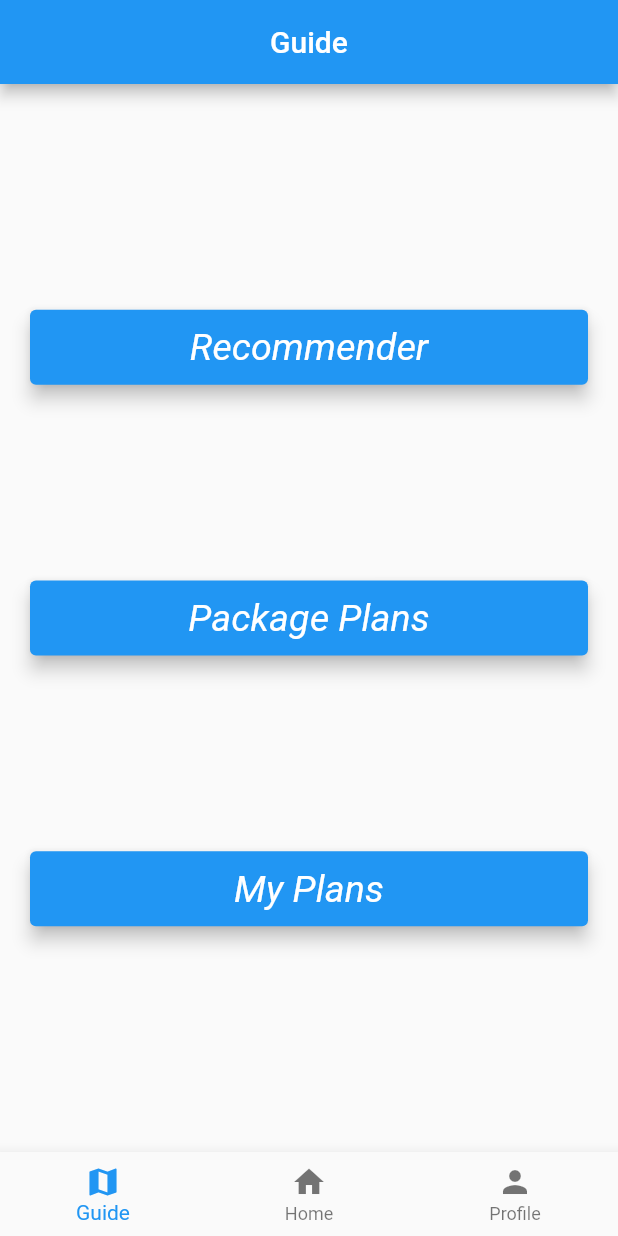
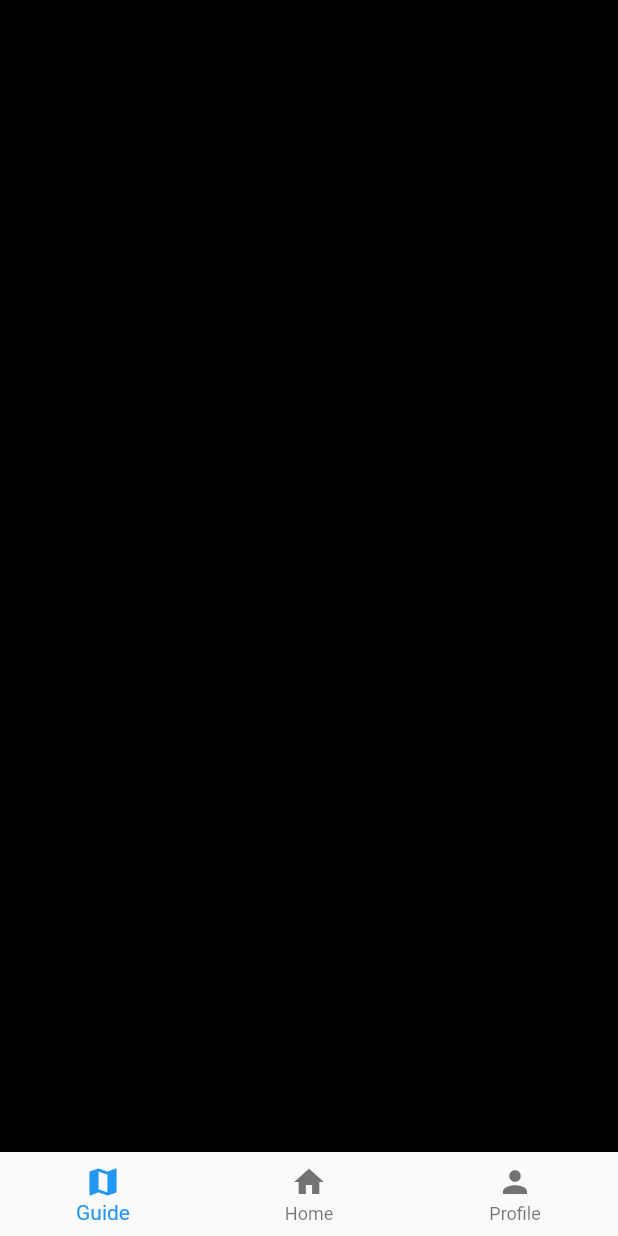
Before and after one commit to YousifT/Nomad_Application, a Flutter app: the screen it shows after launch, on a phone screen of 412 x 824 dp. Run offline on Flutter 3.47's test engine with Material 2 defaults, Android fonts, the phone set to English and light mode, and no system bars; our stand-ins replace firebase_core; accounts and stored records are empty.

Commit message:
Revert "added guide page and create database"
This reverts commit 55335473acb29b65f58ad6532b1ea1e446a724dd.

```diff
--- a/nomad/lib/Pages/Guide_page.dart
+++ b/nomad/lib/Pages/Guide_page.dart
@@ -1,85 +1,19 @@
 import 'package:flutter/material.dart';
+import 'package:flutter/src/widgets/framework.dart';
+import 'package:flutter/src/widgets/placeholder.dart';
 
-import 'package:nomad/Pages/MyPlans_page.dart';
-import 'package:nomad/Pages/PackagePlans_Page.dart';
-import 'package:nomad/Pages/Recommender_page.dart';
-
-class GuidePage extends StatelessWidget {
+class GuidePage extends StatefulWidget {
   const GuidePage({super.key});
 
   @override
+  State<GuidePage> createState() => _GuidePageState();
+}
+
+class _GuidePageState extends State<GuidePage> {
+  @override
   Widget build(BuildContext context) {
     return Scaffold(
-      appBar: AppBar(
-        title: const Text('Guide'),
-        centerTitle: true,
-      ),
-      body: Container(
-        padding: const EdgeInsets.all(20),
-        child: Column(
-          mainAxisAlignment: MainAxisAlignment.spaceEvenly,
-          crossAxisAlignment: CrossAxisAlignment.stretch,
-          children: [
-            ElevatedButton(
-              onPressed: () {
-                Navigator.push(
-                  context,
-                  MaterialPageRoute(
-                    builder: (context) => const Recommender(),
-                  ),
-                );
-              },
-              style: ElevatedButton.styleFrom(
-                elevation: 5,
-                fixedSize: const Size.fromHeight(50),
-                textStyle: const TextStyle(
-                    color: Colors.black,
-                    fontSize: 25,
-                    fontStyle: FontStyle.italic),
-              ),
-              child: const Text('Recommender'),
-            ),
-            ElevatedButton(
-              onPressed: () {
-                Navigator.push(
-                  context,
-                  MaterialPageRoute(
-                    builder: (context) => const PackagePlans(),
-                  ),
-                );
-              },
-              style: ElevatedButton.styleFrom(
-                elevation: 5,
-                fixedSize: const Size.fromHeight(50),
-                textStyle: const TextStyle(
-                    color: Colors.black,
-                    fontSize: 25,
-                    fontStyle: FontStyle.italic),
-              ),
-              child: const Text('Package Plans'),
-            ),
-            ElevatedButton(
-              onPressed: () {
-                Navigator.push(
-                  context,
-                  MaterialPageRoute(
-                    builder: (context) => const MyPlans(),
-                  ),
-                );
-              },
-              style: ElevatedButton.styleFrom(
-                elevation: 5,
-                fixedSize: const Size.fromHeight(50),
-                textStyle: const TextStyle(
-                    color: Colors.black,
-                    fontSize: 25,
-                    fontStyle: FontStyle.italic),
-              ),
-              child: const Text('My Plans'),
-            ),
-          ],
-        ),
-      ),
+      backgroundColor: Colors.black,
     );
   }
 }
--- a/nomad/lib/Pages/Recommender_page.dart
+++ /dev/null
@@ -1,19 +0,0 @@
-import 'package:flutter/material.dart';
-
-class Recommender extends StatelessWidget {
-  const Recommender({super.key});
-
-  @override
-  Widget build(BuildContext context) {
-    return Scaffold(
-      appBar: AppBar(
-        leading: BackButton(
-          // color: Colors.black,
-          onPressed: () => Navigator.of(context).pop(),
-        ),
-        title: const Text("Recommender"),
-        centerTitle: true,
-      ),
-    );
-  }
-}
--- a/nomad/lib/models/packages.dart
+++ /dev/null
@@ -1,3 +0,0 @@
-class Package {
-  String? title;
-}
--- a/nomad/pubspec.yaml
+++ b/nomad/pubspec.yaml
@@ -36,7 +36,6 @@ dependencies:
   # Use with the CupertinoIcons class for iOS style icons.
   cupertino_icons: ^1.0.2
   firebase_core: ^2.9.0
-  cloud_firestore: ^4.5.0
 
 dev_dependencies:
   flutter_test:
```
Also changed, not shown: nomad/lib/Pages/MyPlans_page.dart (deleted, +0 -19 lines), nomad/lib/Pages/PackagePlans_Page.dart (deleted, +0 -26 lines), nomad/lib/services/database.dart (deleted, +0 -8 lines), nomad/lib/services/auth.dart (deleted), 2 other files.
